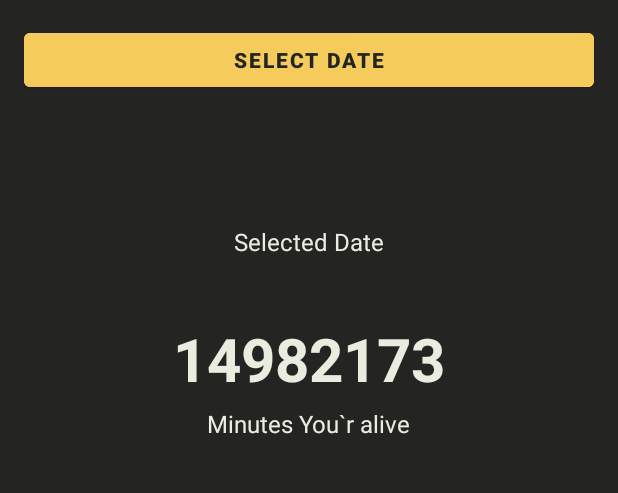
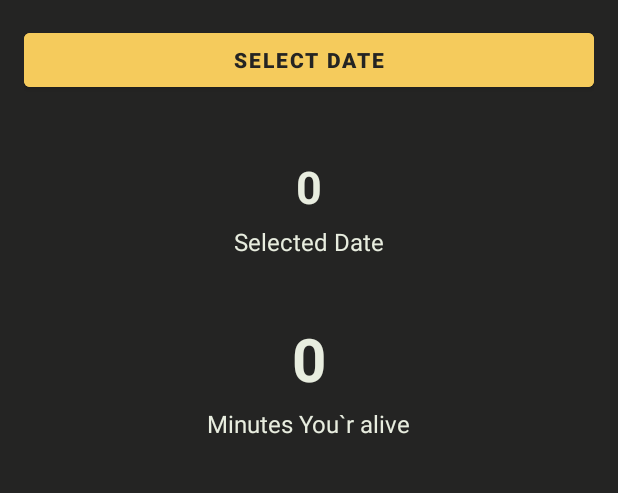
Before and after one commit to DevHuba/AgeInApp, an Android app: the screen it shows after launch (MainActivity), on a phone screen of 412 x 824 dp, the part 471-964 px from its top. Run offline under Robolectric (Android 15) with nearby library versions, the phone set to English and light mode, and no system bars.

Commit message:
add image for ReadMe

```diff
--- a/app/src/main/java/com/example/ageinsecondsapp/MainActivity.kt
+++ b/app/src/main/java/com/example/ageinsecondsapp/MainActivity.kt
@@ -94,6 +94,8 @@ class MainActivity : AppCompatActivity() {
                 val sdf = SimpleDateFormat("dd/MM/yyyy", Locale.ENGLISH)
                 val theDate = sdf.parse(selectedDate)
 
+
+
                 //Check for not null of parsed date
                 theDate?.let {
                     val selectedMinutes = theDate.time / 60000
@@ -119,6 +121,8 @@ class MainActivity : AppCompatActivity() {
                         val differenceDays = currentDays - selectedDays
                         val differenceMonths = currentMonths - selectedMonths
                         val differenceYears = currentYear - selectedYears
+
+
 
                         //Dependent on what setting selected change displayed result
                         when (selectedSetting) {
--- a/app/src/main/res/layout/activity_main.xml
+++ b/app/src/main/res/layout/activity_main.xml
@@ -66,7 +66,7 @@
         android:layout_width="wrap_content"
         android:layout_height="wrap_content"
         android:layout_marginTop="40dp"
-        android:text=""
+        android:text="0"
         android:textColor="@color/text_color"
         android:textSize="30sp"
         android:textStyle="bold" />
@@ -85,7 +85,7 @@
         android:layout_width="wrap_content"
         android:layout_height="wrap_content"
         android:layout_marginTop="40dp"
-        android:text="14982173"
+        android:text="0"
         android:textColor="@color/text_color"
         android:textSize="40dp"
         android:textStyle="bold" />
```
Also changed, not shown: app/src/main/res/drawable-v24/imageForGH.jpg (added).
